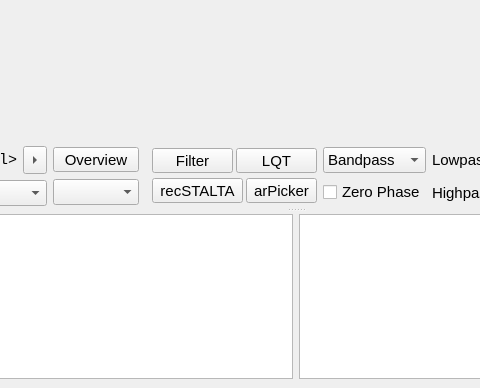
Before: the Qt Designer form trunk/apps/obspyck/qt_designer.ui in megies/obspyck, drawn with Qt 5; both pictures show x 312 to 792 and y 368 to 756 of the 1215 by 756 pixel window.
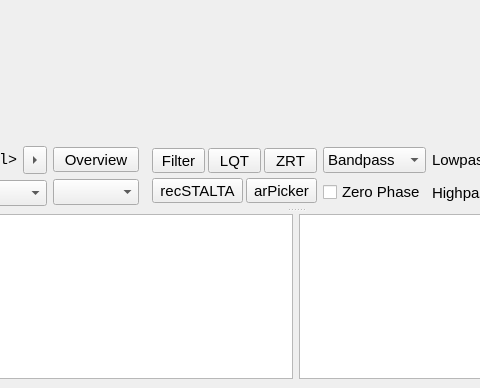
After: the same form once the commit is applied. Icons and pictures are not drawn. Custom widgets are drawn as their Qt base class.

Patch:
```diff
--- a/trunk/apps/obspyck/qt_designer.ui
+++ b/trunk/apps/obspyck/qt_designer.ui
@@ -761,6 +761,25 @@
                      </property>
                     </widget>
                    </item>
+                   <item>
+                    <widget class="QToolButton" name="qToolButton_rotateZRT" >
+                     <property name="sizePolicy" >
+                      <sizepolicy vsizetype="Fixed" hsizetype="Minimum" >
+                       <horstretch>0</horstretch>
+                       <verstretch>0</verstretch>
+                      </sizepolicy>
+                     </property>
+                     <property name="focusPolicy" >
+                      <enum>Qt::NoFocus</enum>
+                     </property>
+                     <property name="text" >
+                      <string>ZRT</string>
+                     </property>
+                     <property name="checkable" >
+                      <bool>true</bool>
+                     </property>
+                    </widget>
+                   </item>
                   </layout>
                  </item>
                  <item>
```
Left out of the diff: 2 changed lines with no effect on the pictures.
